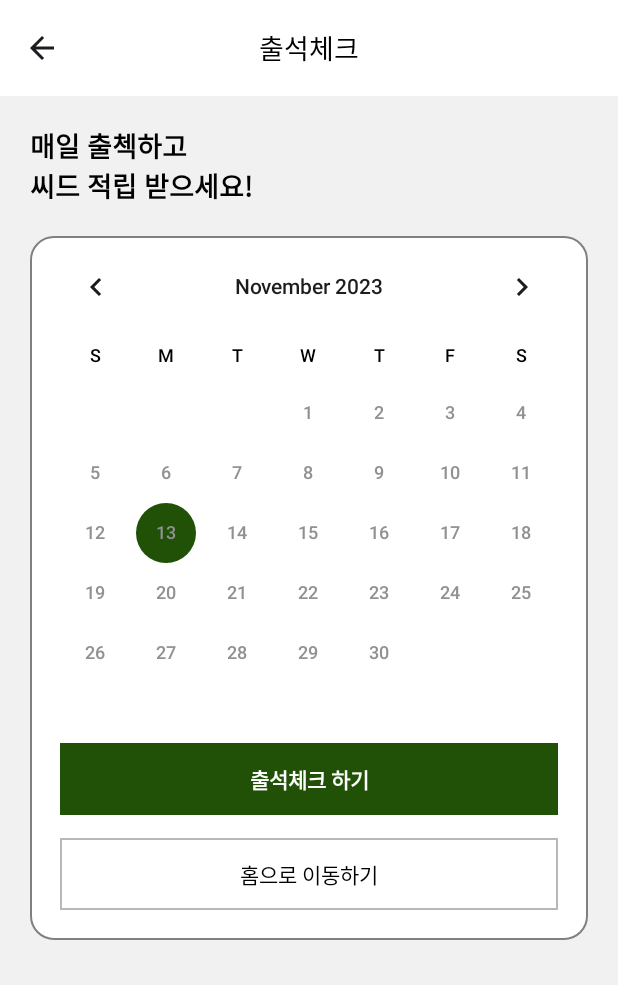
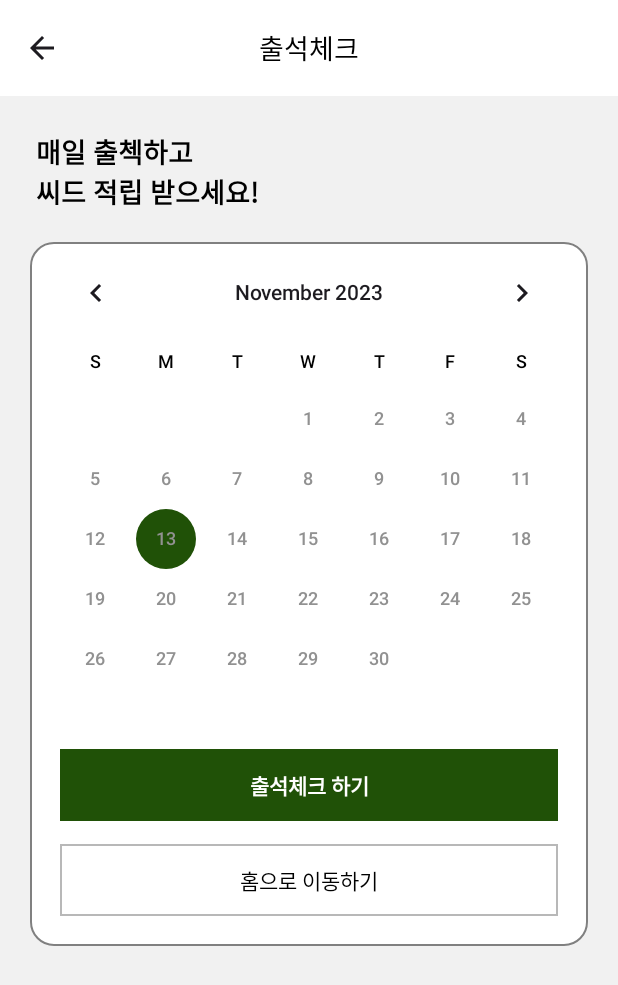
Before and after one commit to yunju914/GreeningApp, an Android app: the AttendanceActivity screen opened directly, with no data from a screen before it, on a phone screen of 412 x 824 dp. Shown: the top 985 px of the screen. Run offline under Robolectric (Android 15) with nearby library versions, the light colour scheme and no system bars; our stand-ins replace Firebase (no records; nobody signed in at launch, a user with empty details on screens opened directly); 1 statement that could not run was skipped.

Commit message:
activity xml 마진 수정

```diff
--- a/app/src/main/res/layout/activity_attendance.xml
+++ b/app/src/main/res/layout/activity_attendance.xml
@@ -40,9 +40,9 @@
             android:textSize="18sp"
             android:textStyle="bold"
             android:textColor="@color/black"
-            android:layout_marginTop="20dp"
-            android:layout_marginLeft="20dp"
-            android:layout_marginRight="20dp"
+            android:layout_marginTop="24dp"
+            android:layout_marginLeft="24dp"
+            android:layout_marginRight="24dp"
             app:layout_constraintStart_toStartOf="parent"
             app:layout_constraintEnd_toEndOf="parent"
             app:layout_constraintTop_toTopOf="parent"/>
```
